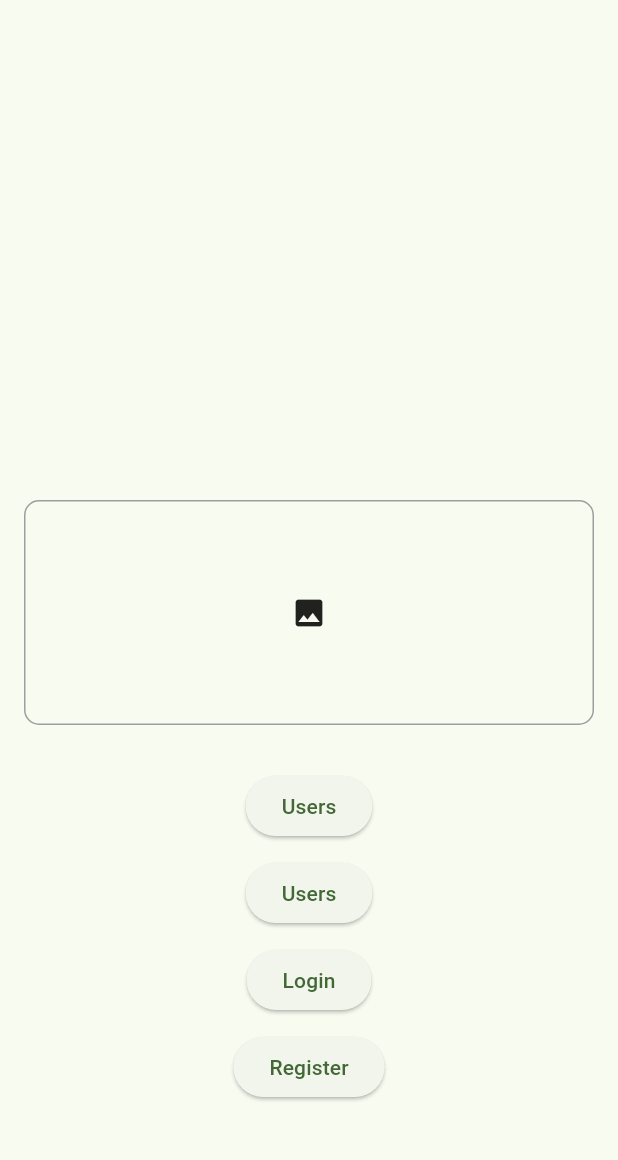
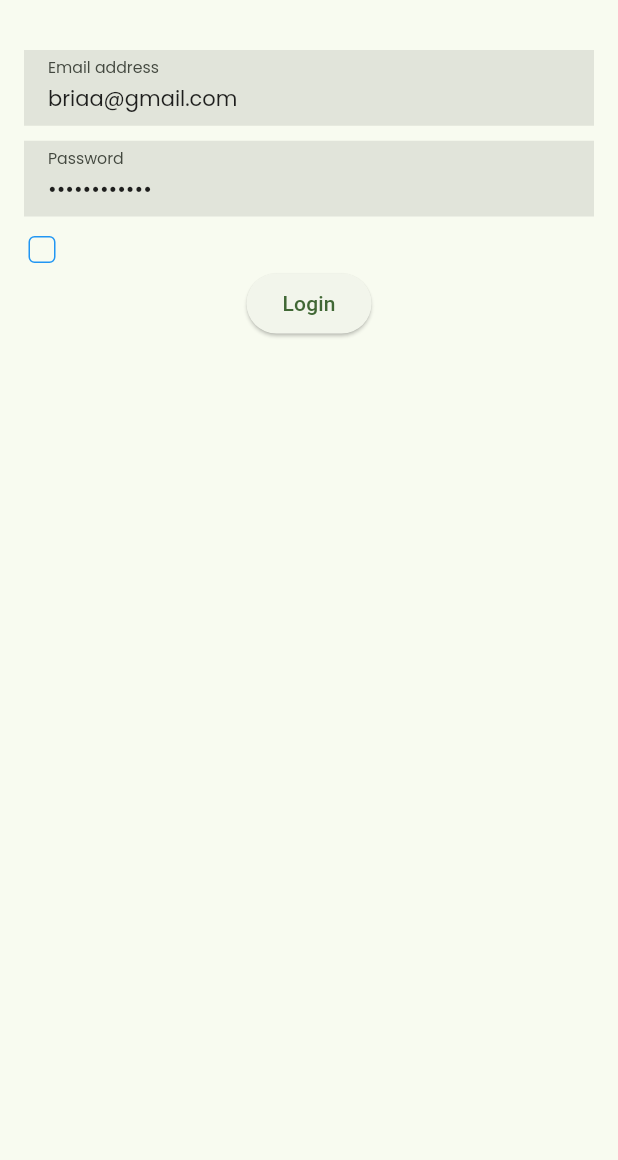
Before and after one commit to orbitsdev/sksu_mpc, a Flutter app: the screen it shows after launch, after a tap on "Login", on a phone screen of 412 x 824 dp, the part 58-1218 px from its top. Run offline on Flutter 3.47's test engine with Material 2 defaults, Android fonts, the phone set to English and light mode, and no system bars; drawn by our look-alikes of flutter_form_builder; our stand-ins replace device_info_plus, dio, flashy_tab_bar2, flutter_animate, flutter_secure_storage, flutter_svg and 6 more; missing offline and left inert: responsive_navigation_bar; network calls fail; project files that could hold a hidden picture were left out.

Commit message:
flutter laravel sanctum implemented

```diff
--- a/lib/controllers/auth/auth_controller.dart
+++ b/lib/controllers/auth/auth_controller.dart
@@ -1,15 +1,20 @@
 import 'dart:io';
 
 import 'package:dio/dio.dart' as d;
+import 'package:flutter/material.dart';
 
 import 'package:get/get.dart';
 import 'package:sksumpc/api/api.dart';
 import 'package:sksumpc/api/api_http.dart';
+import 'package:sksumpc/components/modals/app_modal.dart';
 import 'package:sksumpc/models/account_user.dart';
 import 'package:http/http.dart' as http;
 import 'package:http_parser/http_parser.dart';
 
-// import 'package:sksumpc/api/api.dart';
+import 'package:flutter_secure_storage/flutter_secure_storage.dart';
+import 'package:sksumpc/views/auth/login_screen.dart';
+import 'package:sksumpc/views/home_screen.dart';
+import 'package:device_info_plus/device_info_plus.dart';
 
 class AuthController extends GetxController {
   final dio = d.Dio();
@@ -20,51 +25,97 @@ class AuthController extends GetxController {
   var isUploading = false.obs;
 
   var users = <UserAccount>[].obs;
+  Rx<UserAccount?> user = null.obs;
 
-  void login() async {
+  final storage = new FlutterSecureStorage();
+  Future<void> login({
+    required String email,
+    required String password,
+    required BuildContext parentContext,
+  }) async {
+    try {
       isLoginLoading(true);
+      final response = await ApiHttp().postRequest(
+        Api.login,
+        {'email': email, 'password': password, 'device_name': 'dasdasd'},
+      );
+
+      if (response.data != null) {
+        await storage.write(key: 'token', value: response.data);
+        Get.offAll(() => const HomeScreen());
+      }
+      print(response.data);
+    } catch (e) {
+      AppModal.alert(context: parentContext, message: e.toString());
+    } finally {
+      isLoginLoading(false);
+    }
+  }
+
+  Future<void> logout({
+    required BuildContext context,
+  }) async {
+    AppModal.progress(context: context);
+    try {
+      var token = await storage.read(key: 'token');
+      if (token != null) {
+        final response = await ApiHttp().postRequest(Api.logout, {
+          'logout': 'logout'
+        }, headers: {
+          'Authorization': 'Bearer $token',
+        });
+
+        print(response.data);
+        await storage.delete(key: 'token');
+      }
+      Get.back();
+      Get.offAll(() => const LoginScreen());
+    } catch (e) {
+      Get.back();
+      AppModal.alert(context: context, message: e.toString());
+    }
+  }
+
+  void register({
+    required String name,
+    required String email,
+    required String password,
+    required BuildContext context,
+  }) async {
+    isRegisterLoading(true);
     update();
 
-    d.Response response;
-    // The below request is the same as above.
+    try {
+      await performRegister(
+          context: context, name: name, email: email, password: password);
+      isRegisterLoading(false);
+      update();
+    } catch (e) {
+      isRegisterLoading(false);
+      update();
+      AppModal.alert(context: context, message: e.toString());
+    }
+  }
 
+  Future<void> performRegister({
+    required String name,
+    required String email,
+    required String password,
+    required BuildContext context,
+  }) async {
     try {
-      response = await ApiHttp().postRequest(
-        Api.login,
+      final response = await ApiHttp().postRequest(
+        Api.register,
         {
-          'email': 'orbs@gmail.com',
-          'password': '@password2!!',
-          'device_name': 'opoo1'
+          'name': name,
+          'email': email,
+          'password': password,
         },
       );
 
-      isLoginLoading(false);
-      update();
-
-      print(response.data.toString());
+      print(response.data);
     } catch (e) {
-      isLoginLoading(false);
-      update();
-    }
-  }
-
-  void register() async {
-    isRegisterLoading(true);
-    update();
-    d.Response response;
-    try {
-      response = await ApiHttp().postRequest(Api.register, {
-        'name': 'brian',
-        'email': 'kate@gmail.com',
-        'password': '@password2!!'
-      });
-      isRegisterLoading(false);
-      update();
-      print(response.data.toString());
-    } catch (e) {
-      isRegisterLoading(false);
-      update();
-      print(e);
+      throw e; // Rethrow the exception to be caught in login method
     }
   }
 
@@ -121,8 +172,6 @@ class AuthController extends GetxController {
     }
   }
 
-
-
   Future<void> uploadFileDio(File file) async {
     isUploading(true);
     update();
@@ -133,11 +182,8 @@ Future<void> uploadFileDio(File file) async {
         'file': await d.MultipartFile.fromFile(file.path, filename: filename),
       });
 
-    var response = await ApiHttp().postRequest(
-      Api.testUpload,
-      formData,
-      contentType:'multipart/form-data'
-    );
+      var response = await ApiHttp().postRequest(Api.testUpload, formData,
+          contentType: 'multipart/form-data');
 
       print(response.data.toString());
       isUploading(false);
@@ -151,6 +197,4 @@ Future<void> uploadFileDio(File file) async {
       // Handle any errors
     }
   }
-
-
 }
--- a/lib/main.dart
+++ b/lib/main.dart
@@ -1,12 +1,14 @@
 import 'package:flutter/material.dart';
-import 'package:flutter/services.dart';
+import 'package:flutter_secure_storage/flutter_secure_storage.dart';
 import 'package:get/get.dart';
 import 'package:sksumpc/binding.dart/app_bindings.dart';
 import 'package:sksumpc/utils/themes/app_color.dart';
 import 'package:sksumpc/views/auth/login_screen.dart';
+import 'package:sksumpc/views/auth/register_screen.dart';
 import 'package:sksumpc/views/home_screen.dart';
 import 'package:sksumpc/views/start/boarding_screen.dart';
 import 'package:google_fonts/google_fonts.dart';
+
 
 void main() {
   WidgetsFlutterBinding.ensureInitialized();
@@ -22,9 +24,36 @@ class MyApp extends StatefulWidget {
 }
 
 class _MyAppState extends State<MyApp> {
+
+  // final storage = new FlutterSecureStorage();
+
+
+
   Widget authLogic() {
-    return LoginScreen();
-    return const HomeScreen();
+    final storage = FlutterSecureStorage();
+
+  return FutureBuilder<String?>(
+    future: storage.read(key: 'token'), // Read the token from secure storage
+    builder: (context, snapshot) {
+     if (snapshot.connectionState == ConnectionState.waiting) {
+        // Show a loading indicator while checking the token
+        return Center(
+          child: CircularProgressIndicator(),
+        );
+      } else if (snapshot.hasError) {
+        // Handle any errors that occurred during the future operation
+        return Text('Error: ${snapshot.error}');
+      } else {
+        final token = snapshot.data;
+
+        if (token == null) {
+          return const LoginScreen();
+        } else {
+          return const HomeScreen();
+        }
+      }
+    },
+  );
   }
 
   @override
@@ -52,6 +81,7 @@ class _MyAppState extends State<MyApp> {
         GetPage(name: '/home', page: () => const HomeScreen()),
         GetPage(name: '/welcome', page: () => const BoardingScreen()),
         GetPage(name: '/login', page: () => const LoginScreen()),
+        GetPage(name: '/register', page: () => const RegisterScreen()),
       ],
     );
   }
--- a/lib/views/auth/login_screen.dart
+++ b/lib/views/auth/login_screen.dart
@@ -3,9 +3,11 @@ import 'dart:io';
 import 'package:flutter/material.dart';
 import 'package:flutter_form_builder/flutter_form_builder.dart';
 import 'package:get/get.dart';
-import 'package:sksumpc/components/v.dart';
+import 'package:sksumpc/components/progress/loader.dart';
 import 'package:sksumpc/controllers/auth/auth_controller.dart';
 import 'package:image_picker/image_picker.dart';
+import 'package:form_builder_validators/form_builder_validators.dart';
+
 class LoginScreen extends StatefulWidget {
   const LoginScreen({Key? key}) : super(key: key);
   @override
@@ -19,16 +21,13 @@ class _LoginScreenState extends State<LoginScreen> {
 
   File? image;
 
-
-
   @override
   initState() {
-    authController.getUsers();
-
+    // authController.getUsers();
     super.initState();
   }
 
-    Future<void> chooseImage() async {
+  Future<void> chooseImage() async {
     final picker = ImagePicker();
     final pickedFile = await picker.pickImage(source: ImageSource.gallery);
     if (pickedFile != null) {
@@ -38,88 +37,101 @@ class _LoginScreenState extends State<LoginScreen> {
     }
   }
 
+
+void submit(BuildContext context) async {
+  if (_formKey.currentState!.validate()) {
+    final email = _formKey.currentState!.fields['email']?.value;
+    final password = _formKey.currentState!.fields['password']?.value;
+    await authController.login(
+      email: email.trim(),
+      password: password.trim(),
+      parentContext: context,
+    );
+  }
+}
+
   @override
   Widget build(BuildContext context) {
     return Scaffold(
       appBar: AppBar(
-        title: Text('Laravel Api'),
+        title: const Text('Laravel Api'),
       ),
       body: Padding(
-        padding: EdgeInsets.all(16.0),
+        padding: const EdgeInsets.all(16.0),
         child: SingleChildScrollView(
-          child: GetBuilder<AuthController>(builder: (controller) {
-            return Column(mainAxisSize: MainAxisSize.max, children: [
-              Container(
-                height: 300,
-                constraints: BoxConstraints(
-                  minHeight: 300,
+          child: FormBuilder(
+  key: _formKey,
+  child: Obx(() {
+    final parentContext = Get.context;
+    return Column(
+      mainAxisSize: MainAxisSize.max,
+      children: [
+        FormBuilderTextField(
+          name: 'email',
+            initialValue: 'briaa@gmail.com',
+          decoration: InputDecoration(
+            filled: true,
+            border: InputBorder.none,
+            focusedBorder: OutlineInputBorder(
+              borderRadius: BorderRadius.circular(10.0),
+              borderSide: BorderSide(),
+            ),
+            labelText: 'Email address',
+          ),
+          validator: FormBuilderValidators.required(),
+        ),
+        const SizedBox(height: 10),
+        FormBuilderTextField(
+          name: 'password',
+              initialValue: '@password2!!',
+          decoration: InputDecoration(
+            filled: true,
+            border: InputBorder.none,
+            focusedBorder: OutlineInputBorder(
+              borderRadius: BorderRadius.circular(10.0),
+              borderSide: BorderSide(),
+            ),
+            labelStyle: TextStyle(),
+            labelText: 'Password',
+          ),
+          obscureText: !_isShowPassword,
+          validator: FormBuilderValidators.compose([
+            FormBuilderValidators.required(),
+            FormBuilderValidators.minLength(6),
+          ]),
+        ),
+        const SizedBox(height: 10),
+        Row(
+          children: [
+            SizedBox(
+              width: 24,
+              height: 24,
+              child: Checkbox(
+                side: const BorderSide(color: Colors.blue),
+                shape: RoundedRectangleBorder(
+                  borderRadius: BorderRadius.circular(4.0),
                 ),
-                child: ListView.builder(
-                    itemCount: controller.users.length,
-                    itemBuilder: (context, index) {
-                      final user = controller.users[index];
-                      return Container(child: Text('${user.name}'));
-                    }),
+                value: _isShowPassword,
+                onChanged: (newValue) {
+                  setState(() {
+                    _isShowPassword = newValue!;
+                  });
+                },
               ),
+            ),
+          ],
+        ),
+        authController.isLoginLoading.value
+            ? Loader(width: 24, height: 24)
+            :ElevatedButton(
+                  onPressed: () => submit(context),
+                  child: Text('Login'),
+                ),
+      ],
+    );
+  }),
+),
 
-
-               Align(
-                    alignment: Alignment.center,
-                    child: GestureDetector(
-                      onTap: chooseImage,
-                      child: Container(
-                        height: 150,
-                        decoration: BoxDecoration(
-                          border: Border.all(color: Colors.grey),
-                          borderRadius: BorderRadius.circular(10),
-                        ),
-                        child: image != null
-                            ? Image.file(
-                                width: double.infinity,
-                                image!,
-                                fit: BoxFit.cover,
-                                errorBuilder: (BuildContext context,
-                                    Object exception, StackTrace? stackTrace) {
-                                  // Handle image load errors here
-                                  return Center(
-                                      child: Text('Error loading image'));
-                                },
-                              )
-                            : Center(
-                                child: Icon(Icons.image),
-                              ),
-                      ),
-                    ),
-                  ),
-
-
-                  const V(20),
-             if(image !=null) controller.isUploading.value
-                  ? Center(child: CircularProgressIndicator())
-                  : ElevatedButton(
-                      onPressed: ()=> controller.uploadFileDio(image as File), child: Text('Upload')),
-              const V(10),
-              controller.isUsersLoading.value
-                  ? Center(child: CircularProgressIndicator())
-                  : ElevatedButton(
-                      onPressed: controller.getUsers, child: Text('Users')),
-              const V(10),
-              controller.isUsersLoading.value
-                  ? Center(child: CircularProgressIndicator())
-                  : ElevatedButton(
-                      onPressed: controller.getUsers, child: Text('Users')),
-              const V(10),
-              controller.isLoginLoading.value
-                  ? Center(child: CircularProgressIndicator())
-                  : ElevatedButton(
-                      onPressed: controller.login, child: Text('Login')),
-              const V(10),
-              controller.isRegisterLoading.value
-                  ? Center(child: CircularProgressIndicator())
-                  : ElevatedButton(
-                      onPressed: controller.register, child: Text('Register')),
-            ]);
-          }),
         ),
       ),
     );
--- a/pubspec.yaml
+++ b/pubspec.yaml
@@ -52,7 +52,7 @@ dependencies:
   fluttertoast: ^8.2.1
   timeago: ^3.4.0
   flutter_native_splash: ^2.2.19
-  intl: ^0.18.1
+  intl: ^0.18.0
   flutter_staggered_grid_view: ^0.6.2
   flashy_tab_bar2: ^0.0.6
   heroicons: ^0.8.0
@@ -61,6 +61,9 @@ dependencies:
   fl_chart: ^0.62.0
   flutter_secure_storage: ^8.0.0
   flutter_form_builder: ^9.0.0
+  form_builder_validators: ^9.0.0
+  package_info_plus: ^4.0.2
+  device_info_plus: ^9.0.2
 
 
 dev_dependencies:
```
Also changed, not shown: lib/components/modals/app_modal.dart (added, +103 -0 lines), lib/components/progress/loader.dart (added, +21 -0 lines), lib/views/auth/register_screen.dart (added, +161 -0 lines), lib/views/home_screen.dart (+21 -6 lines), lib/components/scaffold_builder.dart (added), pubspec.lock. Lines whose indentation alone changed are shown as unchanged.
